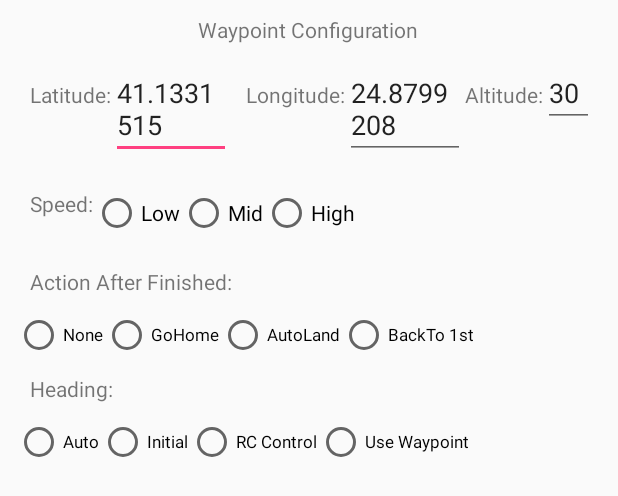
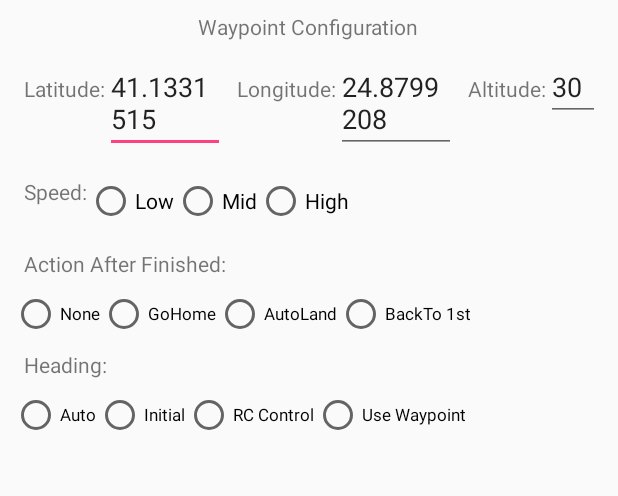
Before and after one commit to CoFly-Project/waypointmission, an Android app: the layout dialog_waypointsetting.xml on its own in the app's theme, with its tools: preview values and no code run, on a phone screen of 412 x 824 dp. Shown: the top 496 px of the screen. Run offline under Robolectric (Android 15) with nearby library versions, the phone set to English and light mode, and no system bars.

```diff
--- a/app/src/main/res/layout/dialog_waypointsetting.xml
+++ b/app/src/main/res/layout/dialog_waypointsetting.xml
@@ -3,10 +3,10 @@
     android:layout_width="match_parent"
     android:layout_height="wrap_content"
     android:orientation="vertical"
-    android:layout_marginBottom="10dp"
-    android:layout_marginTop="10dp"
-    android:layout_marginLeft="10dp"
-    android:layout_marginRight="10dp">
+    android:layout_marginBottom="8dp"
+    android:layout_marginTop="8dp"
+    android:layout_marginLeft="8dp"
+    android:layout_marginRight="8dp">
 
     <TextView
         android:layout_width="wrap_content"
@@ -18,10 +18,10 @@
         android:layout_width="match_parent"
         android:layout_height="wrap_content"
         android:orientation="horizontal"
-        android:layout_marginBottom="10dp"
-        android:layout_marginTop="10dp"
-        android:layout_marginLeft="10dp"
-        android:layout_marginRight="10dp">
+        android:layout_marginBottom="8dp"
+        android:layout_marginTop="8dp"
+        android:layout_marginLeft="8dp"
+        android:layout_marginRight="8dp">
         <TextView
             android:layout_width="wrap_content"
             android:layout_height="wrap_content"
@@ -36,7 +36,7 @@
         <TextView
             android:layout_width="wrap_content"
             android:layout_height="wrap_content"
-            android:layout_marginLeft="10dp"
+            android:layout_marginLeft="8dp"
             android:text="Longitude:">
         </TextView>
         <EditText
@@ -48,6 +48,7 @@
         <TextView
             android:layout_width="wrap_content"
             android:layout_height="wrap_content"
+            android:layout_marginLeft="8dp"
             android:text="Altitude:">
         </TextView>
         <EditText
@@ -63,10 +64,10 @@
         android:layout_width="match_parent"
         android:layout_height="wrap_content"
         android:orientation="horizontal"
-        android:layout_marginBottom="10dp"
-        android:layout_marginTop="10dp"
-        android:layout_marginLeft="10dp"
-        android:layout_marginRight="10dp">
+        android:layout_marginBottom="8dp"
+        android:layout_marginTop="8dp"
+        android:layout_marginLeft="8dp"
+        android:layout_marginRight="8dp">
         <TextView
             android:layout_width="wrap_content"
             android:layout_height="wrap_content"
@@ -100,10 +101,10 @@
         android:layout_width="match_parent"
         android:layout_height="wrap_content"
         android:orientation="horizontal"
-        android:layout_marginBottom="10dp"
-        android:layout_marginTop="10dp"
-        android:layout_marginLeft="10dp"
-        android:layout_marginRight="10dp">
+        android:layout_marginBottom="8dp"
+        android:layout_marginTop="8dp"
+        android:layout_marginLeft="8dp"
+        android:layout_marginRight="8dp">
         <TextView
             android:layout_width="wrap_content"
             android:layout_height="wrap_content"
@@ -151,10 +152,10 @@
         android:layout_width="match_parent"
         android:layout_height="wrap_content"
         android:orientation="horizontal"
-        android:layout_marginBottom="10dp"
-        android:layout_marginTop="10dp"
-        android:layout_marginLeft="10dp"
-        android:layout_marginRight="10dp">
+        android:layout_marginBottom="8dp"
+        android:layout_marginTop="8dp"
+        android:layout_marginLeft="8dp"
+        android:layout_marginRight="8dp">
         <TextView
             android:layout_width="wrap_content"
             android:layout_height="wrap_content"
```
Also changed, not shown: app/src/main/java/com/convcao/waypointmission/MainActivity.java (+47 -29 lines), app/src/main/res/layout/activity_main.xml (+0 -40 lines), 1 other file.
